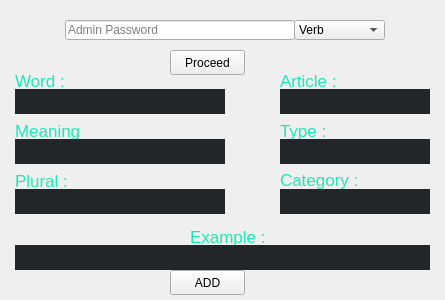
zizo-pro/Language-Master, file GUI/add_to_db.ui: the form before one commit.
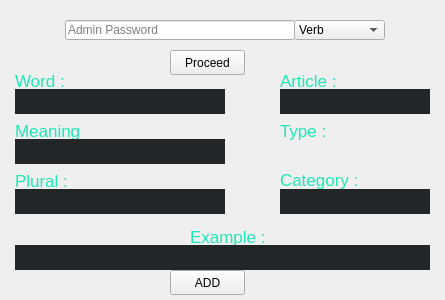
The form after the commit.

Commit message: made some improvments on the gui file and coded the window

```diff
--- a/GUI/add_to_db.ui
+++ b/GUI/add_to_db.ui
@@ -354,26 +354,6 @@
     <number>0</number>
    </property>
   </widget>
-  <widget class="QLineEdit" name="type_input">
-   <property name="geometry">
-    <rect>
-     <x>280</x>
-     <y>139</y>
-     <width>150</width>
-     <height>25</height>
-    </rect>
-   </property>
-   <property name="styleSheet">
-    <string notr="true">color:white;
-background-color: rgb(35, 38, 41);
-font-size: 12pt;
-border: 0;
-padding-left:4px;</string>
-   </property>
-   <property name="cursorPosition">
-    <number>0</number>
-   </property>
-  </widget>
   <widget class="QLineEdit" name="category_input">
    <property name="geometry">
     <rect>
```
The commit also changes 1 other file.
